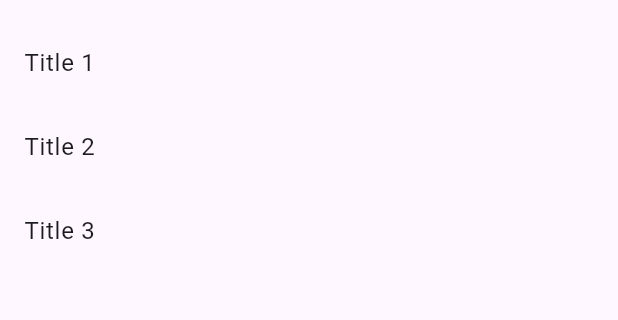
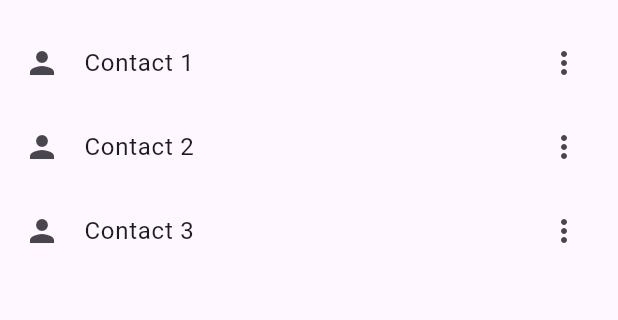
Before and after one commit to WGitIJ/pmm_exercise2, a Flutter app: the screen it shows after launch, on a phone screen of 412 x 824 dp, the part 63-383 px from its top. Run offline on Flutter 3.47's test engine with Material 3 defaults, Android fonts, the phone set to English and light mode, and no system bars.

Commit message:
Refactor HomePageTemp to use elementsMap for dynamic ListTile creation

```diff
--- a/lib/screens/home_temp.dart
+++ b/lib/screens/home_temp.dart
@@ -1,28 +1,45 @@
 import 'package:flutter/material.dart';
 
 class HomePageTemp extends StatelessWidget {
-  const HomePageTemp({super.key});
   final elements = ['Title 1', 'Title 2', 'Title 3'];
+  final elementsMap = ['Contact 1', 'Contact 2', 'Contact 3'];
 
   @override
   Widget build(BuildContext context) {
     return Scaffold(
-      appBar: AppBar(
-        title: Text('Components Temp'),
-      ),
-      body: ListView(
+      appBar: AppBar(title: Text('Components Temp')),
+      body: ListView(children: _crearElementosMap()),
+    );
+  }
+
+  // Métodos
+  List<Widget> _crearElementos() {
+    List<Widget> lista = [];
+    for (String element in elements) {
+      final tempWidget = ListTile(title: Text(element));
+      lista.add(tempWidget);
+      lista.add(Divider());
+    }
+
+    return lista;
+  }
+
+  // Alternativa usando Map
+  List<Widget> _crearElementosMap() {
+    var widgets = elementsMap.map((element) {
+      return Column(
         children: [
           ListTile(
-            title: Text('Title 1'),
+            leading: Icon(Icons.person),
+            title: Text(element),
+            trailing: Icon(Icons.more_vert),
+            onTap: () => print('Tapped on $element'),
           ),
-          ListTile(
-            title: Text('Title 2'),
-          ),
-          ListTile(
-            title: Text('Title 3'),
-          ),
+
         ],
-      ),
-    );
+      );
+    });
+
+    return widgets.toList();
   }
 }
```
